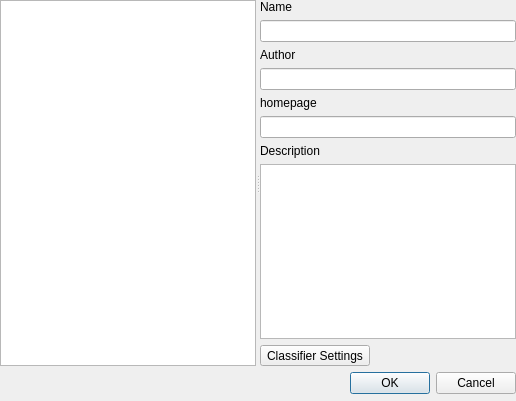
Qt form ilastik/modules/classification/gui/classifierSelectionDlg.ui (ilastik/ilastik-0.5) before a commit.
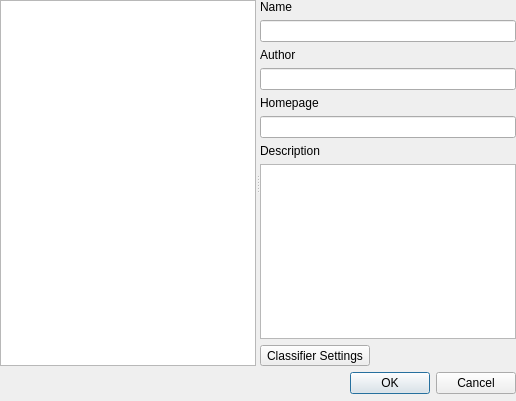
The same form after that commit.

```diff
--- a/ilastik/modules/classification/gui/classifierSelectionDlg.ui
+++ b/ilastik/modules/classification/gui/classifierSelectionDlg.ui
@@ -69,7 +69,7 @@
         <item>
          <widget class="QLabel" name="label_3">
           <property name="text">
-           <string>homepage</string>
+           <string>Homepage</string>
           </property>
          </widget>
         </item>
```
